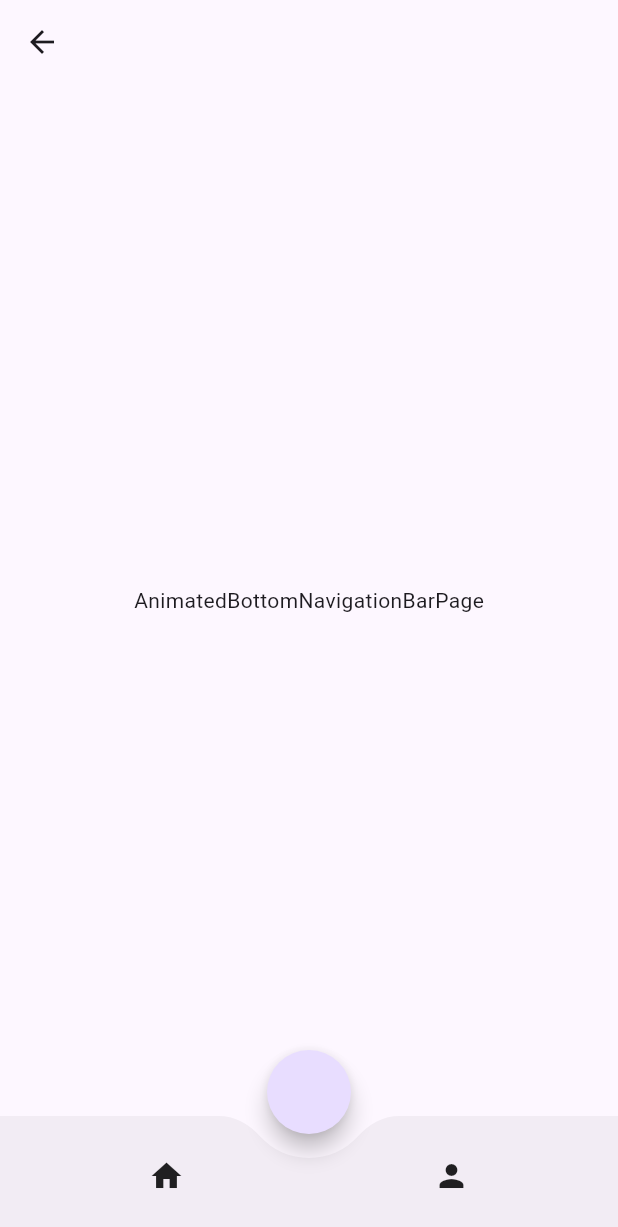
After one commit to Zudah228/flutter_riverpod_demo, a Flutter app: the screen it shows after launch, after a tap on "BottomAppBar の Notch 触る", on a phone screen of 412 x 824 dp. The commit adds this screen. Shown: the top 1227 px of the screen. Run offline on Flutter 3.47's test engine with Material 3 defaults, Android fonts, the phone set to English and light mode, and no system bars; our stand-ins replace custom_refresh_indicator, flutter_riverpod, form_validator, freezed_annotation, infinite_scroll_pagination, reactive_forms; missing offline and left inert: qreki_dart, reactive_date_time_picker.

Commit message:
feat: BottomAppBar の実装

```diff
--- /dev/null
+++ b/lib/presentation/pages/animated_bottom_navigation_bar/animated_bottom_navigation_bar_page.dart
@@ -0,0 +1,61 @@
+import 'package:flutter/material.dart';
+
+class AnimatedBottomNavigationBarPage extends StatelessWidget {
+  const AnimatedBottomNavigationBarPage._();
+
+  static const routeName = '/animated_bottom_navigation_bar';
+
+  static Route<void> route() {
+    return MaterialPageRoute(
+      settings: const RouteSettings(name: routeName),
+      builder: (_) => const AnimatedBottomNavigationBarPage._(),
+    );
+  }
+
+  @override
+  Widget build(BuildContext context) {
+    return Scaffold(
+      floatingActionButtonLocation: const _FabLocation(),
+      floatingActionButton: FloatingActionButton(
+        onPressed: () {
+          print('FAB');
+        },
+        shape: const CircleBorder(),
+      ),
+      bottomNavigationBar: const BottomAppBar(
+        notchMargin: 16,
+        shape: CircularNotchedRectangle(),
+        child: Row(
+          mainAxisAlignment: MainAxisAlignment.spaceAround,
+          children: [
+            Icon(Icons.home),
+            Icon(Icons.person),
+          ],
+        ),
+      ),
+      appBar: AppBar(),
+      body: const Center(child: Text('AnimatedBottomNavigationBarPage')),
+    );
+  }
+}
+
+class _FabLocation extends _CenterDockedFabLocation {
+  const _FabLocation();
+
+  @override
+  double getOffsetY(
+    ScaffoldPrelayoutGeometry scaffoldGeometry,
+    double adjustment,
+  ) {
+    return super.getOffsetY(scaffoldGeometry, adjustment) - 16;
+  }
+
+  @override
+  String toString() => 'CustomFabLocation';
+}
+
+// copied by FloatingActionButtonLocation.centerDocked
+class _CenterDockedFabLocation extends StandardFabLocation
+    with FabCenterOffsetX, FabDockedOffsetY {
+  const _CenterDockedFabLocation();
+}
--- a/lib/presentation/pages/home/home_page.dart
+++ b/lib/presentation/pages/home/home_page.dart
@@ -1,5 +1,6 @@
 import 'package:flutter/material.dart';
 
+import '../animated_bottom_navigation_bar/animated_bottom_navigation_bar_page.dart';
 import '../async_value/async_value_page.dart';
 import '../button_style_button/button_style_button_page.dart';
 import '../counter/counter_page.dart';
@@ -105,6 +106,11 @@ class _HomePageState extends State<HomePage> {
         description: 'InlineSpan と RichText の深掘り',
         route: InlineSpanPage.route,
       ),
+      (
+        title: 'BottomAppBar',
+        description: 'BottomAppBar の Notch 触る',
+        route: AnimatedBottomNavigationBarPage.route,
+      ),
     ].reversed.toList();
 
     return Scaffold(
--- a/lib/presentation/res/app_theme.dart
+++ b/lib/presentation/res/app_theme.dart
@@ -22,6 +22,9 @@ class AppTheme {
         tileColor: colorScheme.primaryContainer,
         textColor: colorScheme.onPrimaryContainer,
       ),
+      bottomNavigationBarTheme: BottomNavigationBarThemeData(
+        backgroundColor: colorScheme.primary,
+      ),
     );
   }
 
@@ -31,7 +34,6 @@ class AppTheme {
     return _base(
       ColorScheme.fromSeed(
         seedColor: seedColor,
-
       ),
     );
   }
```
Also changed, not shown: 1 other file.
